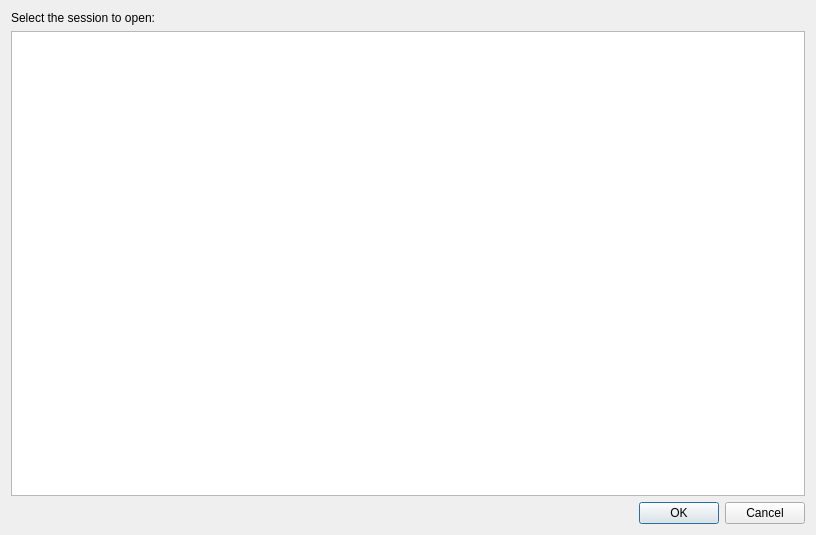
Before: the Qt Designer form airodb_analyzer/designer/openSessionForm.ui in jeremydumais/airodb-analyzer, drawn with Qt 5.
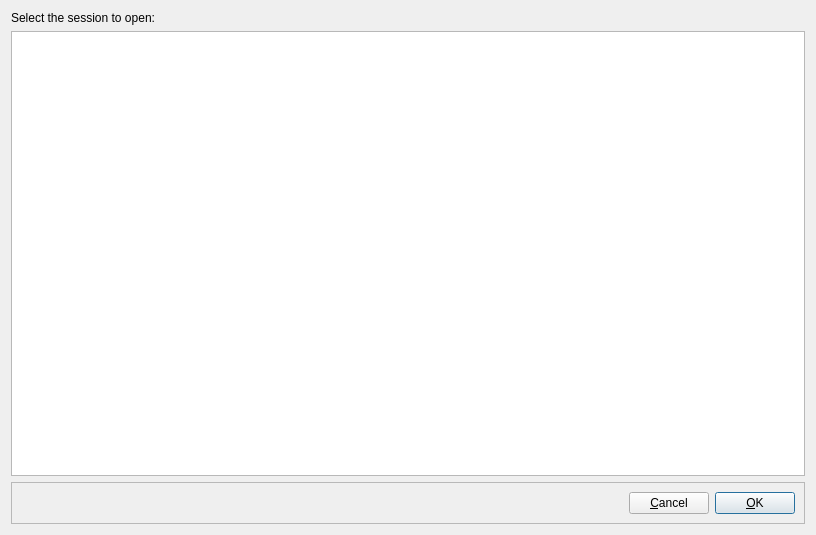
After: the same form once the commit is applied.

Commit message: Work on the session selection.

What changed in the file:
```diff
--- a/airodb_analyzer/designer/openSessionForm.ui
+++ b/airodb_analyzer/designer/openSessionForm.ui
@@ -17,6 +17,52 @@
    <bool>true</bool>
   </property>
   <layout class="QGridLayout" name="gridLayout">
+   <item row="3" column="0">
+    <widget class="QFrame" name="frame">
+     <property name="frameShape">
+      <enum>QFrame::StyledPanel</enum>
+     </property>
+     <property name="frameShadow">
+      <enum>QFrame::Raised</enum>
+     </property>
+     <layout class="QHBoxLayout" name="horizontalLayout">
+      <item>
+       <spacer name="horizontalSpacer">
+        <property name="orientation">
+         <enum>Qt::Horizontal</enum>
+        </property>
+        <property name="sizeHint" stdset="0">
+         <size>
+          <width>40</width>
+          <height>20</height>
+         </size>
+        </property>
+       </spacer>
+      </item>
+      <item>
+       <widget class="QPushButton" name="buttonCancel">
+        <property name="text">
+         <string>&amp;Cancel</string>
+        </property>
+       </widget>
+      </item>
+      <item>
+       <widget class="QPushButton" name="buttonOK">
+        <property name="text">
+         <string>&amp;OK</string>
+        </property>
+        <property name="default">
+         <bool>true</bool>
+        </property>
+       </widget>
+      </item>
+     </layout>
+     <zorder>buttonCancel</zorder>
+     <zorder>buttonCancel</zorder>
+     <zorder>buttonOK</zorder>
+     <zorder>horizontalSpacer</zorder>
+    </widget>
+   </item>
    <item row="1" column="0">
     <widget class="QTableView" name="tableView">
      <property name="selectionMode">
@@ -33,16 +79,6 @@
      </attribute>
     </widget>
    </item>
-   <item row="2" column="0">
-    <widget class="QDialogButtonBox" name="buttonBox">
-     <property name="orientation">
-      <enum>Qt::Horizontal</enum>
-     </property>
-     <property name="standardButtons">
-      <set>QDialogButtonBox::Cancel|QDialogButtonBox::Ok</set>
-     </property>
-    </widget>
-   </item>
    <item row="0" column="0">
     <widget class="QLabel" name="label">
      <property name="text">
```
Left out of the diff: 35 changed lines with no effect on the pictures. The commit also changes 5 other files.
